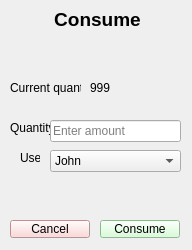
This is home_ims/src/view/ui/popup/consume_item.ui in isaac-ucalgary/CPSC471_Fall2024_GroupProject as Qt 5 draws it before an edit. The edited form follows.
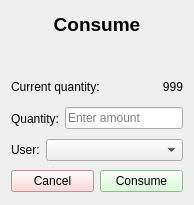
This is the edited form.

Commit message: New popup windows.

```diff
--- a/home_ims/src/view/ui/popup/consume_item.ui
+++ b/home_ims/src/view/ui/popup/consume_item.ui
@@ -6,22 +6,16 @@
    <rect>
     <x>0</x>
     <y>0</y>
-    <width>192</width>
-    <height>250</height>
+    <width>194</width>
+    <height>205</height>
    </rect>
   </property>
   <property name="windowTitle">
    <string>Consume Item</string>
   </property>
-  <widget class="QLabel" name="label_title">
-   <property name="geometry">
-    <rect>
-     <x>40</x>
-     <y>10</y>
-     <width>115</width>
-     <height>19</height>
-    </rect>
-   </property>
+  <layout class="QVBoxLayout" name="verticalLayout">
+   <item>
+    <widget class="QLabel" name="label">
    <property name="font">
     <font>
      <pointsize>14</pointsize>
@@ -35,69 +29,9 @@
     <set>Qt::AlignCenter</set>
    </property>
   </widget>
-  <widget class="QLabel" name="label_quantity">
-   <property name="geometry">
-    <rect>
-     <x>10</x>
-     <y>80</y>
-     <width>71</width>
-     <height>16</height>
-    </rect>
-   </property>
-   <property name="text">
-    <string>Current quantity:</string>
-   </property>
-  </widget>
-  <widget class="QLabel" name="label_consumed">
-   <property name="geometry">
-    <rect>
-     <x>10</x>
-     <y>120</y>
-     <width>80</width>
-     <height>16</height>
-    </rect>
-   </property>
-   <property name="text">
-    <string>Quantity:</string>
-   </property>
-  </widget>
-  <widget class="QLabel" name="label_user">
-   <property name="geometry">
-    <rect>
-     <x>20</x>
-     <y>150</y>
-     <width>20</width>
-     <height>16</height>
-    </rect>
-   </property>
-   <property name="text">
-    <string>User:</string>
-   </property>
-  </widget>
-  <widget class="QComboBox" name="consumeUserCombo">
-   <property name="geometry">
-    <rect>
-     <x>50</x>
-     <y>150</y>
-     <width>131</width>
-     <height>22</height>
-    </rect>
-   </property>
-   <item>
-    <property name="text">
-     <string>John</string>
-    </property>
    </item>
-  </widget>
+   <item>
   <widget class="QLabel" name="itemNameLabel">
-   <property name="geometry">
-    <rect>
-     <x>40</x>
-     <y>30</y>
-     <width>115</width>
-     <height>19</height>
-    </rect>
-   </property>
    <property name="font">
     <font>
      <pointsize>14</pointsize>
@@ -111,28 +45,137 @@
     <set>Qt::AlignCenter</set>
    </property>
   </widget>
-  <widget class="QLineEdit" name="consumeQuantityText">
-   <property name="geometry">
-    <rect>
-     <x>50</x>
-     <y>120</y>
-     <width>131</width>
-     <height>22</height>
-    </rect>
-   </property>
+   </item>
+   <item>
+    <widget class="QWidget" name="widget_4" native="true">
+     <layout class="QHBoxLayout" name="horizontalLayout_4">
+      <property name="leftMargin">
+       <number>0</number>
+      </property>
+      <property name="topMargin">
+       <number>0</number>
+      </property>
+      <property name="rightMargin">
+       <number>0</number>
+      </property>
+      <property name="bottomMargin">
+       <number>0</number>
+      </property>
+      <item>
+       <widget class="QLabel" name="label_3">
+        <property name="text">
+         <string>Current quantity:</string>
+        </property>
+       </widget>
+      </item>
+      <item>
+       <widget class="QLabel" name="currentQuantityLabel">
+        <property name="layoutDirection">
+         <enum>Qt::LeftToRight</enum>
+        </property>
+        <property name="text">
+         <string>999</string>
+        </property>
+        <property name="alignment">
+         <set>Qt::AlignRight|Qt::AlignTrailing|Qt::AlignVCenter</set>
+        </property>
+       </widget>
+      </item>
+     </layout>
+    </widget>
+   </item>
+   <item>
+    <widget class="QWidget" name="widget_3" native="true">
+     <layout class="QHBoxLayout" name="horizontalLayout_3">
+      <property name="leftMargin">
+       <number>0</number>
+      </property>
+      <property name="topMargin">
+       <number>0</number>
+      </property>
+      <property name="rightMargin">
+       <number>0</number>
+      </property>
+      <property name="bottomMargin">
+       <number>0</number>
+      </property>
+      <item>
+       <widget class="QLabel" name="label_2">
+        <property name="sizePolicy">
+         <sizepolicy hsizetype="Fixed" vsizetype="Preferred">
+          <horstretch>0</horstretch>
+          <verstretch>0</verstretch>
+         </sizepolicy>
+        </property>
+        <property name="text">
+         <string>Quantity:</string>
+        </property>
+       </widget>
+      </item>
+      <item>
+       <widget class="QLineEdit" name="quantityInput">
    <property name="placeholderText">
     <string>Enter amount</string>
    </property>
   </widget>
+      </item>
+     </layout>
+    </widget>
+   </item>
+   <item>
+    <widget class="QWidget" name="widget_2" native="true">
+     <layout class="QHBoxLayout" name="horizontalLayout_2">
+      <property name="leftMargin">
+       <number>0</number>
+      </property>
+      <property name="topMargin">
+       <number>0</number>
+      </property>
+      <property name="rightMargin">
+       <number>0</number>
+      </property>
+      <property name="bottomMargin">
+       <number>0</number>
+      </property>
+      <item>
+       <widget class="QLabel" name="label_4">
+        <property name="sizePolicy">
+         <sizepolicy hsizetype="Fixed" vsizetype="Preferred">
+          <horstretch>0</horstretch>
+          <verstretch>0</verstretch>
+         </sizepolicy>
+        </property>
+        <property name="text">
+         <string>User:</string>
+        </property>
+       </widget>
+      </item>
+      <item>
+       <widget class="QComboBox" name="userSelector"/>
+      </item>
+     </layout>
+    </widget>
+   </item>
+   <item>
+    <widget class="QWidget" name="widget" native="true">
+     <layout class="QHBoxLayout" name="horizontalLayout">
+      <property name="spacing">
+       <number>-1</number>
+      </property>
+      <property name="leftMargin">
+       <number>0</number>
+      </property>
+      <property name="topMargin">
+       <number>0</number>
+      </property>
+      <property name="rightMargin">
+       <number>0</number>
+      </property>
+      <property name="bottomMargin">
+       <number>0</number>
+      </property>
+      <item>
   <widget class="QPushButton" name="cancelBtn">
-   <property name="geometry">
-    <rect>
-     <x>10</x>
-     <y>220</y>
-     <width>80</width>
-     <height>18</height>
-    </rect>
-   </property>
    <property name="styleSheet">
     <string>background-color: #FFCCCC; color: black;</string>
    </property>
@@ -140,15 +183,9 @@
     <string>Cancel</string>
    </property>
   </widget>
+      </item>
+      <item>
   <widget class="QPushButton" name="consumeBtn">
-   <property name="geometry">
-    <rect>
-     <x>100</x>
-     <y>220</y>
-     <width>80</width>
-     <height>18</height>
-    </rect>
-   </property>
    <property name="styleSheet">
     <string>background-color: #CCFFCC; color: black;</string>
    </property>
@@ -156,19 +193,11 @@
     <string>Consume</string>
    </property>
   </widget>
-  <widget class="QLabel" name="currentQuantityLabel">
-   <property name="geometry">
-    <rect>
-     <x>90</x>
-     <y>80</y>
-     <width>71</width>
-     <height>16</height>
-    </rect>
-   </property>
-   <property name="text">
-    <string>999</string>
-   </property>
-  </widget>
+      </item>
+     </layout>
+    </widget>
+   </item>
+  </layout>
  </widget>
  <resources/>
  <connections/>
```
Lines whose indentation alone changed are shown as unchanged. The commit also changes 5 other files.
